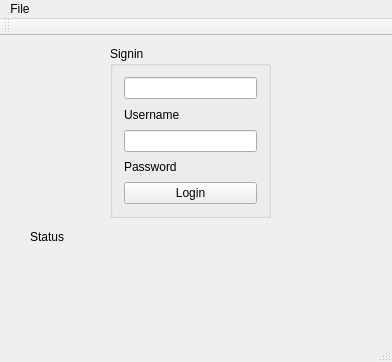
Qt form login.ui (rodri337/qtFinalProject) before a commit.
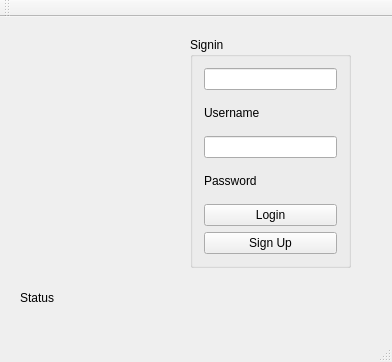
The same form after that commit. Icons and pictures are not drawn.

What changed in the file:
```diff
--- a/login.ui
+++ b/login.ui
@@ -17,8 +17,8 @@
    <widget class="QLabel" name="statusLabel">
     <property name="geometry">
      <rect>
-      <x>30</x>
-      <y>190</y>
+      <x>20</x>
+      <y>270</y>
       <width>241</width>
       <height>21</height>
      </rect>
@@ -30,10 +30,10 @@
    <widget class="QGroupBox" name="groupBox">
     <property name="geometry">
      <rect>
-      <x>110</x>
-      <y>10</y>
+      <x>190</x>
+      <y>20</y>
       <width>161</width>
-      <height>172</height>
+      <height>231</height>
      </rect>
     </property>
     <property name="title">
@@ -67,26 +67,31 @@
        </property>
       </widget>
      </item>
+     <item>
+      <widget class="QPushButton" name="pushButton_2">
+       <property name="text">
+        <string>Sign Up</string>
+       </property>
+      </widget>
+     </item>
     </layout>
    </widget>
-  </widget>
-  <widget class="QMenuBar" name="menuBar">
-   <property name="geometry">
-    <rect>
-     <x>0</x>
-     <y>0</y>
-     <width>392</width>
-     <height>26</height>
-    </rect>
-   </property>
-   <widget class="QMenu" name="menuFile">
-    <property name="title">
-     <string>File</string>
+   <widget class="QLabel" name="noteSpaceLogo">
+    <property name="geometry">
+     <rect>
+      <x>40</x>
+      <y>50</y>
+      <width>131</width>
+      <height>151</height>
+     </rect>
     </property>
-    <addaction name="actionNew"/>
-    <addaction name="actionLog_Out"/>
+    <property name="text">
+     <string/>
+    </property>
+    <property name="pixmap">
+     <pixmap resource="pics.qrc">:/Icons/noteSpaceLogo.png</pixmap>
+    </property>
    </widget>
-   <addaction name="menuFile"/>
   </widget>
   <widget class="QToolBar" name="mainToolBar">
    <attribute name="toolBarArea">
```
Left out of the diff: 4 changed lines with no effect on the pictures.
